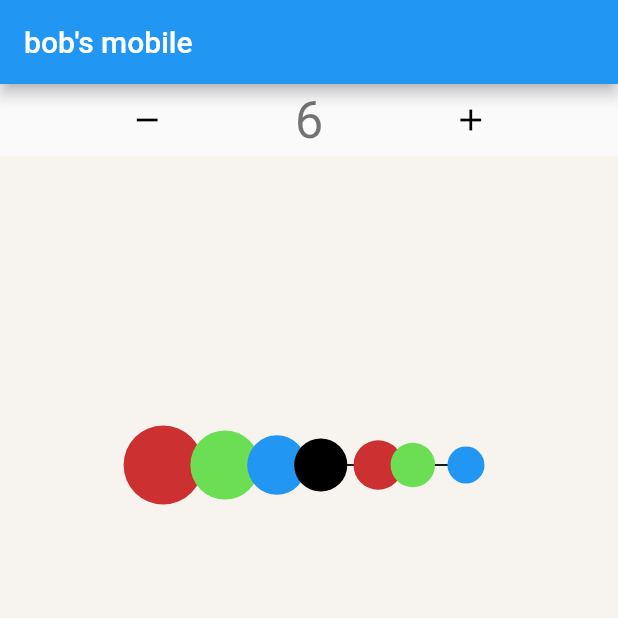
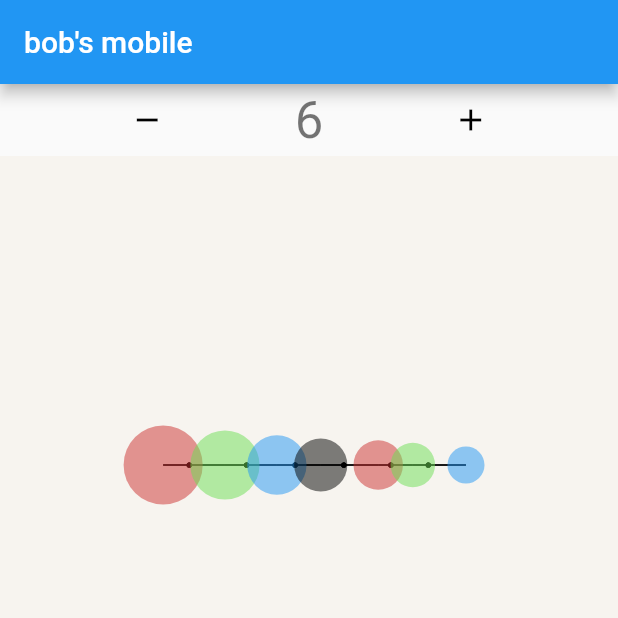
Before and after one commit to pearlbob/mobile, a Flutter app: the screen it shows after launch, after a tap on the "remove" icon, on a phone screen of 412 x 824 dp, the top half of it. Run offline on Flutter 3.47's test engine with Material 2 defaults, Android fonts, the phone set to English and light mode, and no system bars.

Commit message:
transparent colors

```diff
--- a/lib/main.dart
+++ b/lib/main.dart
@@ -5,10 +5,11 @@ import 'package:flutter/material.dart';
 
 void main() => runApp(MyApp());
 
-const Color _blue = Colors.blue;
-const Color _black = Colors.black;
-const Color _green = Color(0xff6bde54);
-const Color _red = Color(0xffcc3030);
+const int _alpha = 0x80000000;
+const Color _blue = Color(_alpha + 0x2196F3);
+const Color _black = Color(_alpha + 0);
+const Color _green = Color(_alpha + 0x6bde54);
+const Color _red = Color(_alpha + 0xcc3030);
 
 class MyApp extends StatelessWidget {
   // This widget is the root of your application.
@@ -121,8 +122,8 @@ class _MyHomePageState extends State<MyHomePage> {
                 IconButton(
                   onPressed: _decrementCounter,
                   icon: Icon(Icons.remove),
-                  color: _black,
-                  highlightColor: _blue,
+                  color: Colors.black,
+                  highlightColor: Colors.blue,
                   tooltip: "decrement the part count",
                 ),
                 Spacer(),
@@ -134,8 +135,8 @@ class _MyHomePageState extends State<MyHomePage> {
                 IconButton(
                   onPressed: _incrementCounter,
                   icon: Icon(Icons.add),
-                  color: _black,
-                  highlightColor: _blue,
+                  color: Colors.black,
+                  highlightColor: Colors.blue,
                   tooltip: "increment the part count",
                 ),
                 Spacer(),
@@ -257,7 +258,7 @@ class BobsCustomPainter extends CustomPainter {
 
     //  draw cross members
     lastPart = null;
-    paint.color = _black;
+    paint.color = Colors.black;
     for (int i = 0; i < crossBars.length; i++) {
       _CrossBar _crossBar = crossBars[i];
 
```
